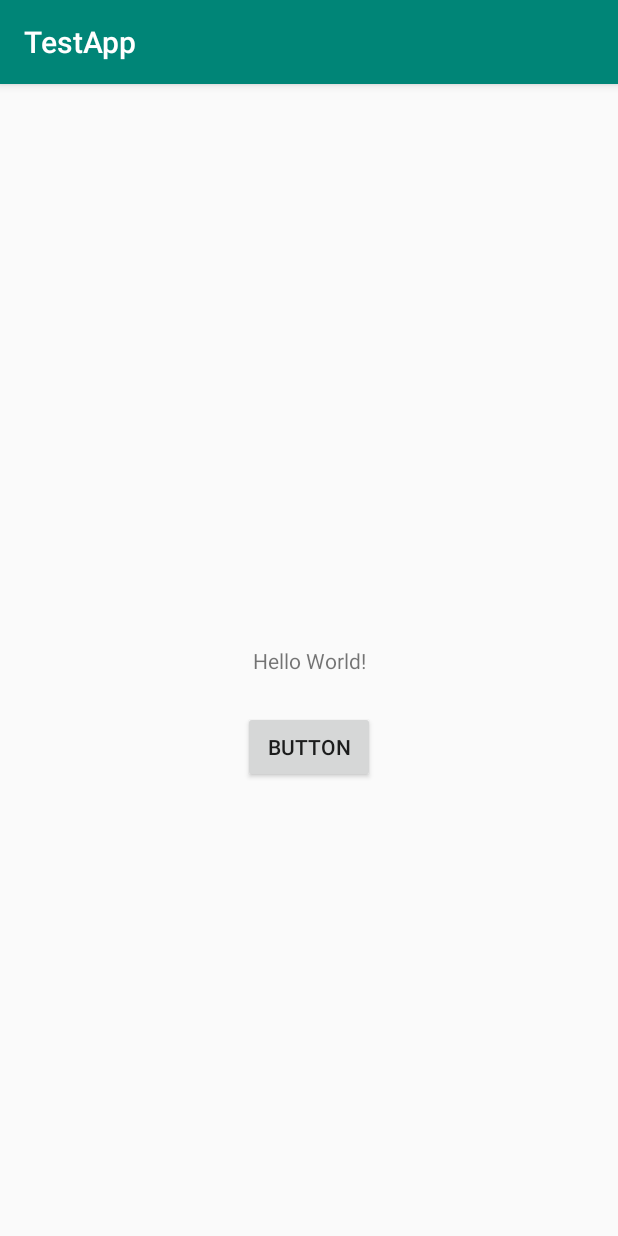
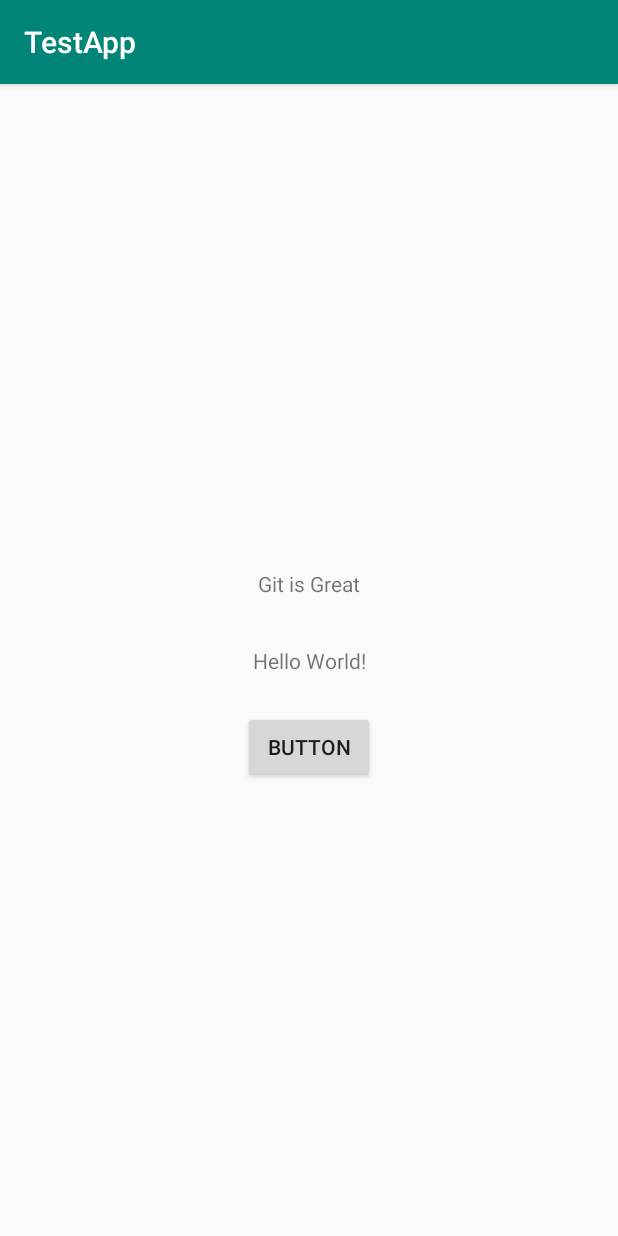
Before and after one commit to JovialH4ckr/AndroidTest, an Android app: the screen it shows after launch (MainActivity), on a phone screen of 412 x 824 dp. Run offline under Robolectric (Android 15) with nearby library versions, the phone set to English and light mode, and no system bars.

Commit message:
Added a Text View

```diff
--- a/app/src/main/res/layout/activity_main.xml
+++ b/app/src/main/res/layout/activity_main.xml
@@ -27,4 +27,15 @@
         app:layout_constraintStart_toStartOf="parent"
         app:layout_constraintTop_toBottomOf="@+id/textView" />
 
+    <TextView
+        android:id="@+id/textView2"
+        android:layout_width="wrap_content"
+        android:layout_height="wrap_content"
+        android:layout_marginBottom="32dp"
+        android:text="Git is Great"
+        app:layout_constraintBottom_toTopOf="@+id/textView"
+        app:layout_constraintEnd_toEndOf="parent"
+        app:layout_constraintHorizontal_bias="0.5"
+        app:layout_constraintStart_toStartOf="parent" />
+
 </androidx.constraintlayout.widget.ConstraintLayout>
```
